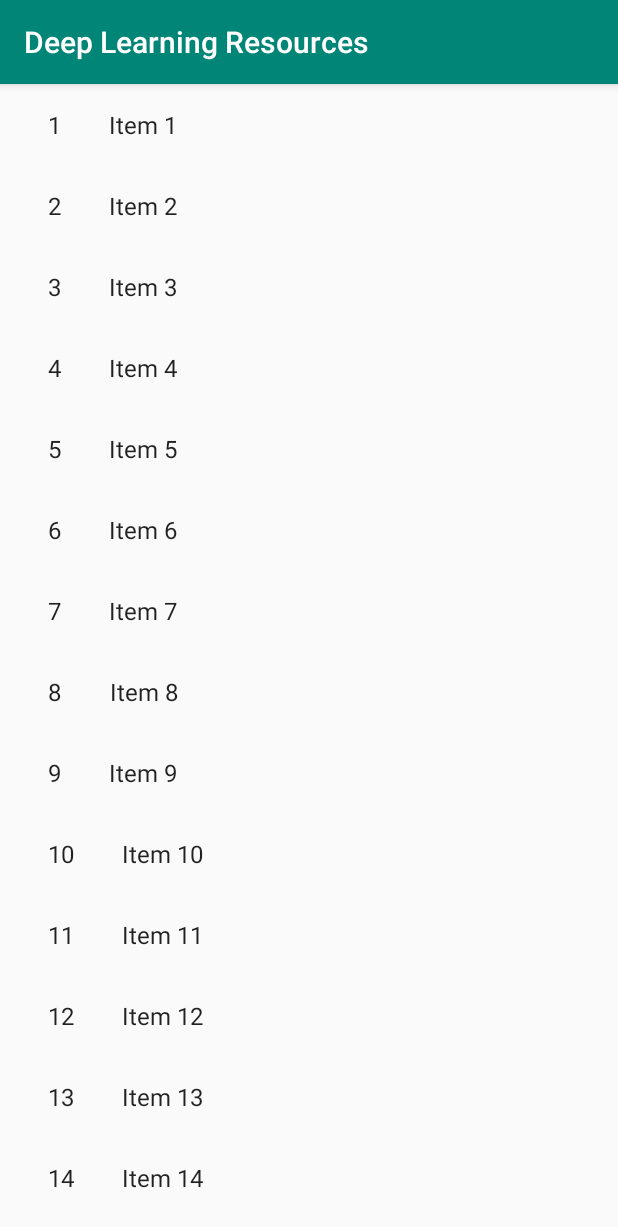
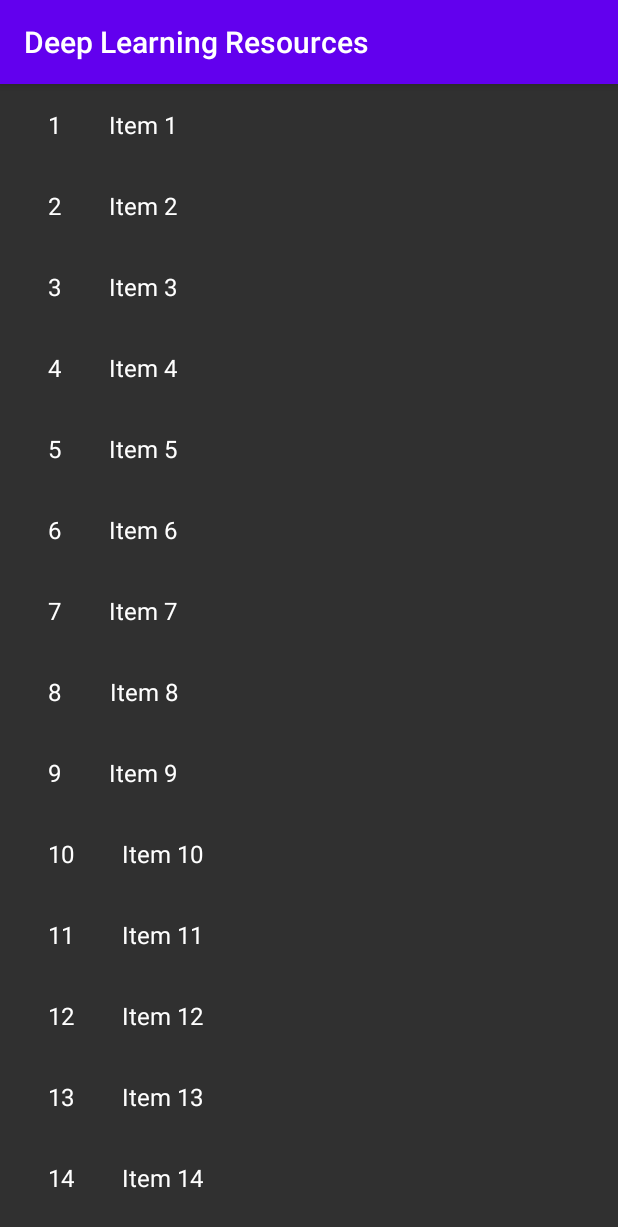
Before and after one commit to jay3ss/reimagined-waffle, an Android app: the screen it shows after launch (ItemListActivity), on a phone screen of 412 x 824 dp. Shown: the top 1227 px of the screen. Run offline under Robolectric (Android 15) with nearby library versions, the phone set to English and light mode, and no system bars.

Commit message:
Use material theme and change to bluish colors

```diff
--- a/assignments/assignment09/DeepLearningResources/app/src/main/res/values/colors.xml
+++ b/assignments/assignment09/DeepLearningResources/app/src/main/res/values/colors.xml
@@ -1,6 +1,6 @@
 <?xml version="1.0" encoding="utf-8"?>
 <resources>
-    <color name="colorPrimary">#008577</color>
-    <color name="colorPrimaryDark">#00574B</color>
-    <color name="colorAccent">#D81B60</color>
+    <color name="colorPrimary">#6200ee</color>
+    <color name="colorPrimaryDark">#3700b3</color>
+    <color name="colorAccent">#018786</color>
 </resources>
--- a/assignments/assignment09/DeepLearningResources/app/src/main/res/values/styles.xml
+++ b/assignments/assignment09/DeepLearningResources/app/src/main/res/values/styles.xml
@@ -1,7 +1,7 @@
 <resources>
 
     <!-- Base application theme. -->
-    <style name="AppTheme" parent="Theme.AppCompat.Light.DarkActionBar">
+    <style name="AppTheme" parent="Theme.AppCompat">
         <!-- Customize your theme here. -->
         <item name="colorPrimary">@color/colorPrimary</item>
         <item name="colorPrimaryDark">@color/colorPrimaryDark</item>
@@ -13,8 +13,8 @@
         <item name="windowNoTitle">true</item>
     </style>
 
-    <style name="AppTheme.AppBarOverlay" parent="ThemeOverlay.AppCompat.Dark.ActionBar" />
+    <style name="AppTheme.AppBarOverlay" parent="ThemeOverlay.AppCompat" />
 
-    <style name="AppTheme.PopupOverlay" parent="ThemeOverlay.AppCompat.Light" />
+    <style name="AppTheme.PopupOverlay" parent="ThemeOverlay.AppCompat" />
 
 </resources>
```
